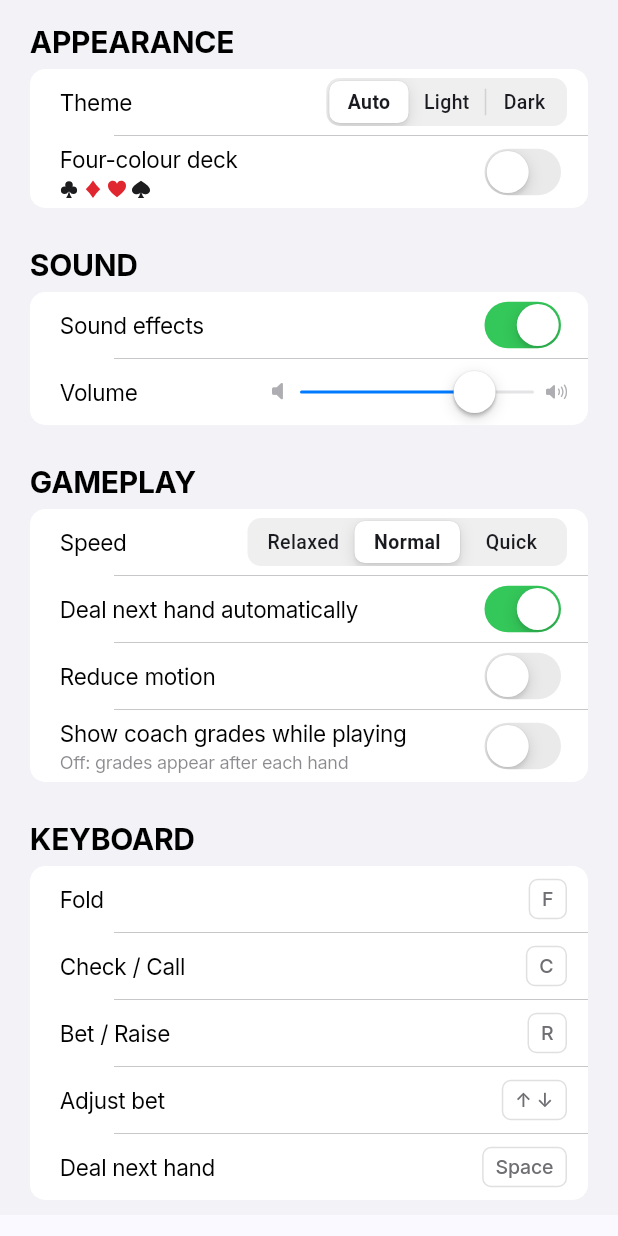
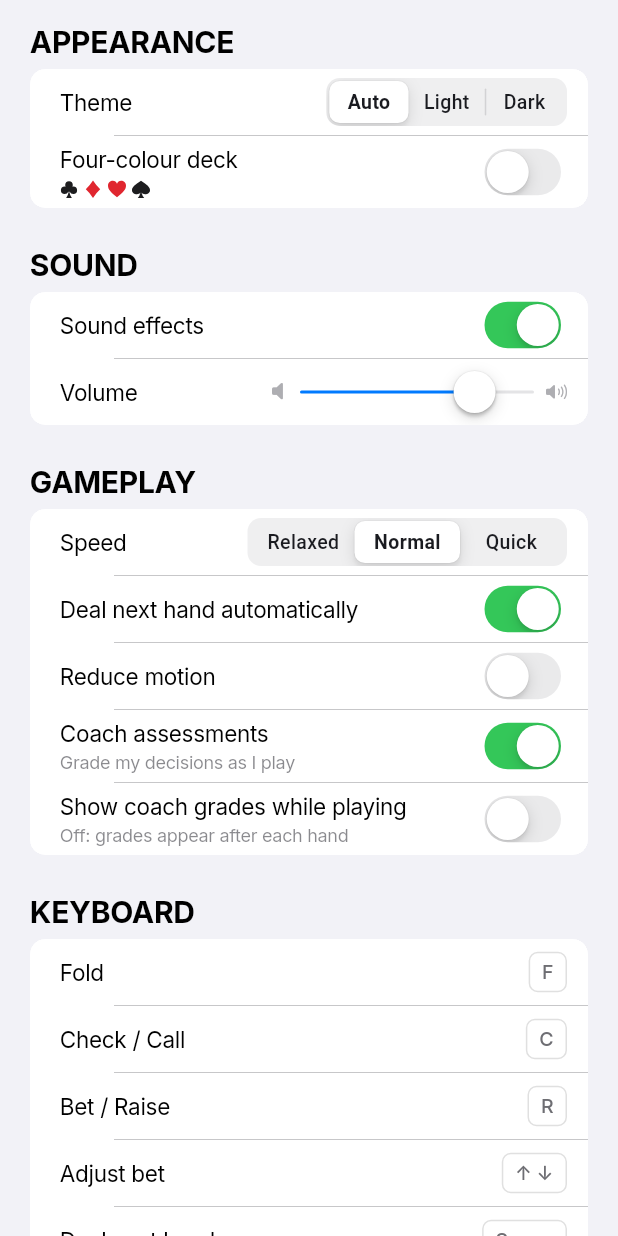
Before and after one commit to mje07/felt, a Flutter app: the SettingsPanel widget shown alone on an empty page, opened directly, on a phone screen of 412 x 824 dp. Run offline on Flutter 3.47's test engine with Material 3 defaults, Android fonts, the phone set to English and light mode, and no system bars; our stand-ins replace cupertino_ui, shared_preferences; missing offline and left inert: flutter_soloud; accounts and stored records are empty.

Commit message:
Add a Coach on/off switch to the table and Settings
When off, hero decisions are not analysed or graded, the accuracy
readout, live grade badges and Review Hand button are hidden, and a hand
in progress when the coach is switched off keeps no grades.

```diff
--- a/lib/app/controller.dart
+++ b/lib/app/controller.dart
@@ -260,9 +260,9 @@ class GameController extends ChangeNotifier {
         view.toAct = s.toAct;
         _notify();
         final heroTurn = s.toAct == heroSeat;
-        final analysis = heroTurn ? _analyze(s) : null;
+        final analysis = heroTurn && settings.coachEnabled ? _analyze(s) : null;
         final action = heroTurn ? await _askHero(s) : await _askBot(s);
-        if (analysis != null && !_disposed) {
+        if (analysis != null && !_disposed && settings.coachEnabled) {
           try {
             final review = gradeDecision(await analysis, action);
             if (review != null) {
@@ -289,6 +289,8 @@ class GameController extends ChangeNotifier {
       }
       if (_disposed) return;
       game.settle(s);
+      // Turning the coach off mid-hand discards that hand's grades.
+      if (!settings.coachEnabled) _handReviews.clear();
       lastHandReviews = List.unmodifiable(_handReviews);
       unawaited(history.add(HandHistory.fromState(s, heroSeat: heroSeat, reviews: lastHandReviews)));
 
--- a/lib/app/settings.dart
+++ b/lib/app/settings.dart
@@ -48,6 +48,9 @@ class Settings extends ChangeNotifier {
   /// Show the coach's grade on each of your actions as you play.
   bool showGradesLive = false;
 
+  /// Whether the coach analyses and grades your decisions at all.
+  bool coachEnabled = true;
+
   void _read() {
     final p = _prefs;
     if (p == null) return;
@@ -59,6 +62,7 @@ class Settings extends ChangeNotifier {
     soundEnabled = p.getBool('sound') ?? true;
     volume = p.getDouble('volume') ?? 0.8;
     showGradesLive = p.getBool('gradesLive') ?? false;
+    coachEnabled = p.getBool('coach') ?? true;
     playerName = p.getString('playerName') ?? 'You';
   }
 
@@ -74,6 +78,7 @@ class Settings extends ChangeNotifier {
       p.setBool('sound', soundEnabled);
       p.setDouble('volume', volume);
       p.setBool('gradesLive', showGradesLive);
+      p.setBool('coach', coachEnabled);
       p.setString('playerName', playerName);
     }
     notifyListeners();
--- a/lib/screens/settings_panel.dart
+++ b/lib/screens/settings_panel.dart
@@ -107,11 +107,19 @@ class SettingsPanel extends StatelessWidget {
                 ),
               ),
               CupertinoListTile(
+                title: const Text('Coach assessments'),
+                subtitle: const Text('Grade my decisions as I play'),
+                trailing: CupertinoSwitch(
+                  value: s.coachEnabled,
+                  onChanged: (v) => s.update((s) => s.coachEnabled = v),
+                ),
+              ),
+              CupertinoListTile(
                 title: const Text('Show coach grades while playing'),
                 subtitle: const Text('Off: grades appear after each hand'),
                 trailing: CupertinoSwitch(
                   value: s.showGradesLive,
-                  onChanged: (v) => s.update((s) => s.showGradesLive = v),
+                  onChanged: s.coachEnabled ? (v) => s.update((s) => s.showGradesLive = v) : null,
                 ),
               ),
             ],
--- a/lib/widgets/table_view.dart
+++ b/lib/widgets/table_view.dart
@@ -538,7 +538,7 @@ class HeroSeat extends StatelessWidget {
             child: Center(
               child: Row(mainAxisSize: MainAxisSize.min, children: [
                 _ActionTag(text: seat.label, winner: seat.winner),
-                if (SettingsScope.of(context).showGradesLive && seat.grade != null && seat.label != null) ...[
+                if (SettingsScope.of(context).showGradesLive && SettingsScope.of(context).coachEnabled && seat.grade != null && seat.label != null) ...[
                   const SizedBox(width: 6),
                   GradeBadge(grade: seat.grade!, compact: true),
                 ],
```
Also changed, not shown: lib/screens/table_screen.dart (+35 -1 lines), 1 other file.
